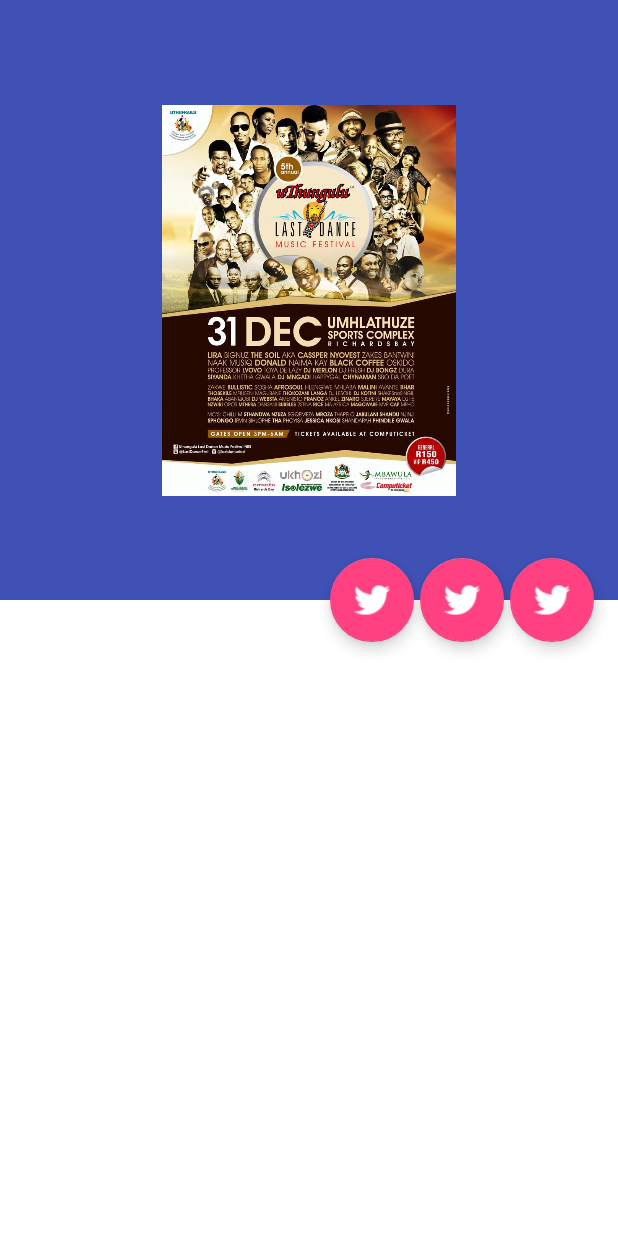
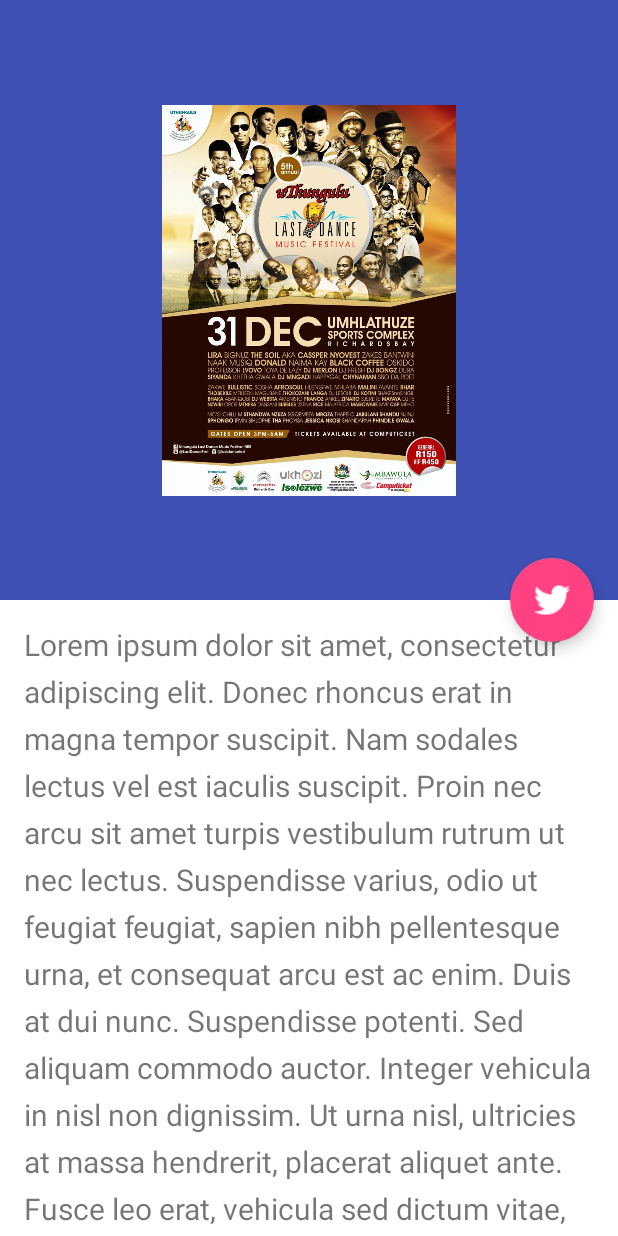
Before and after one commit to Nhlakanipho-Fakude/easyticket, an Android app: the Item screen opened directly, with no data from a screen before it, on a phone screen of 412 x 824 dp. Run offline under Robolectric (Android 15) with nearby library versions, the phone set to English and light mode, and no system bars.

Commit message:
removed extra buttons and added textview to item layout

```diff
--- a/app/src/main/res/layout/test_layout.xml
+++ b/app/src/main/res/layout/test_layout.xml
@@ -46,7 +46,20 @@
                 />
         </android.support.design.widget.CollapsingToolbarLayout>
     </android.support.design.widget.AppBarLayout>
+    <android.support.v4.widget.NestedScrollView
+        android:layout_width="match_parent"
+        android:layout_height="match_parent"
+        app:layout_behavior="@string/appbar_scrolling_view_behavior"
+        >
 
+        <TextView
+            android:layout_width="match_parent"
+            android:layout_height="wrap_content"
+            android:textSize="20sp"
+            android:lineSpacingExtra="8dp"
+            android:text="@string/lorem"
+            android:padding="@dimen/activity_horizontal_margin" />
+    </android.support.v4.widget.NestedScrollView>
     <android.support.design.widget.FloatingActionButton
         android:layout_height="wrap_content"
         android:layout_width="wrap_content"
@@ -54,18 +67,5 @@
         android:src="@drawable/twitter_logo"
         app:layout_anchor="@id/main.appbar"
         app:layout_anchorGravity="bottom|right|end" />
-    <android.support.design.widget.FloatingActionButton
-        android:layout_height="wrap_content"
-        android:layout_width="wrap_content"
-        android:layout_margin="136dp"
-        android:src="@drawable/twitter_logo"
-        app:layout_anchor="@id/main.appbar"
-        app:layout_anchorGravity="bottom|right|end" />
-    <android.support.design.widget.FloatingActionButton
-        android:layout_height="wrap_content"
-        android:layout_width="wrap_content"
-        android:layout_margin="76dp"
-        android:src="@drawable/twitter_logo"
-        app:layout_anchor="@id/main.appbar"
-        app:layout_anchorGravity="bottom|right|end" />
+
 </android.support.design.widget.CoordinatorLayout>
```
